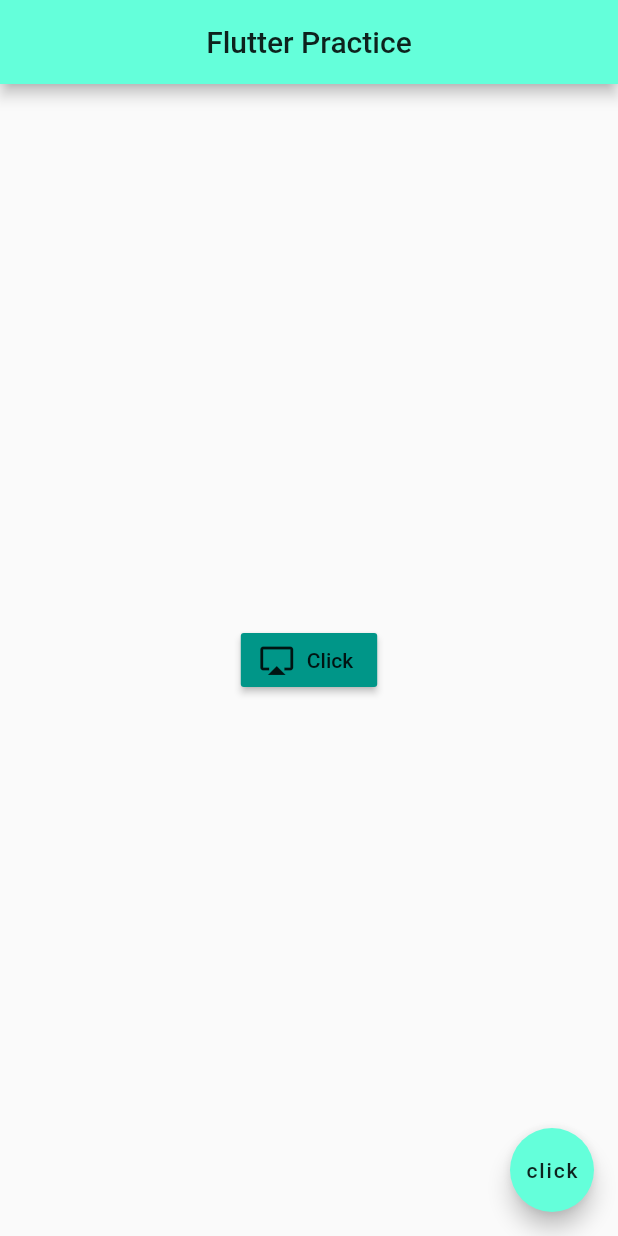
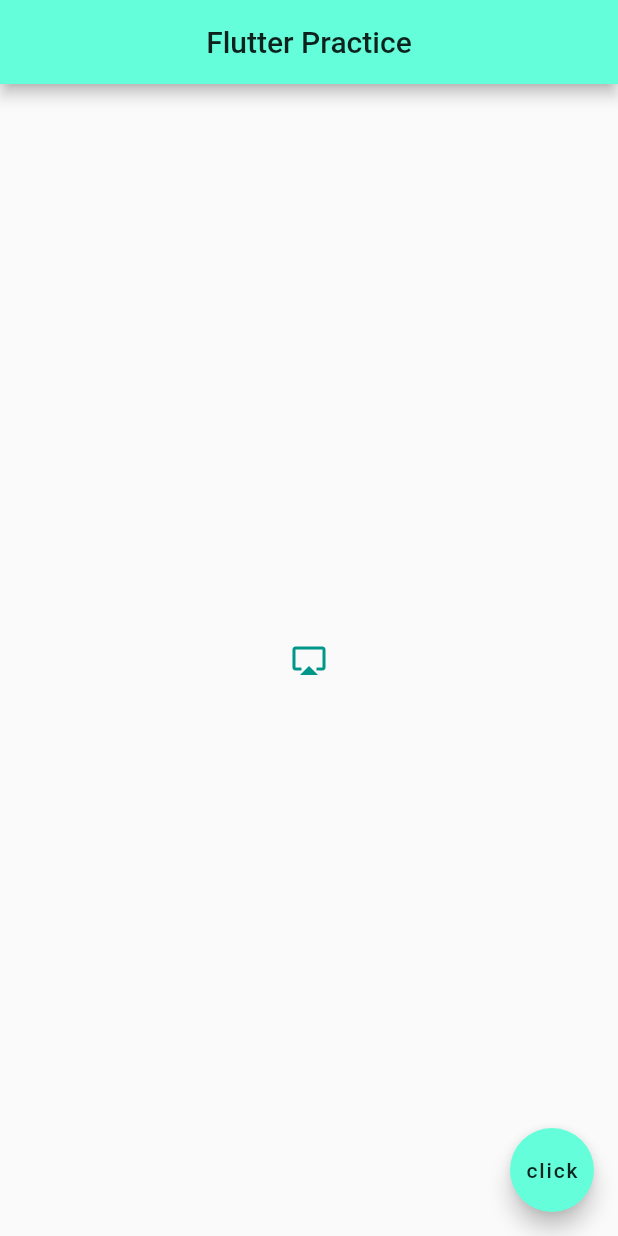
Before and after one commit to Mourud/flutter-practice-app, a Flutter app: the screen it shows after launch, on a phone screen of 412 x 824 dp. Run offline on Flutter 3.47's test engine with Material 2 defaults, Android fonts, the phone set to English and light mode, and no system bars.

Commit message:
tested iconbutton

```diff
--- a/lib/main.dart
+++ b/lib/main.dart
@@ -16,14 +16,13 @@ class Home extends StatelessWidget {
         backgroundColor: Colors.tealAccent,
       ),
       body: Center(
-        child: RaisedButton.icon(
+        child: IconButton(
           onPressed: () {
             print('Clicked');
           },
           icon: Icon(
             Icons.airplay,
           ),
-          label: Text("Click"),
           color: Colors.teal,
         ),
       ),
```
